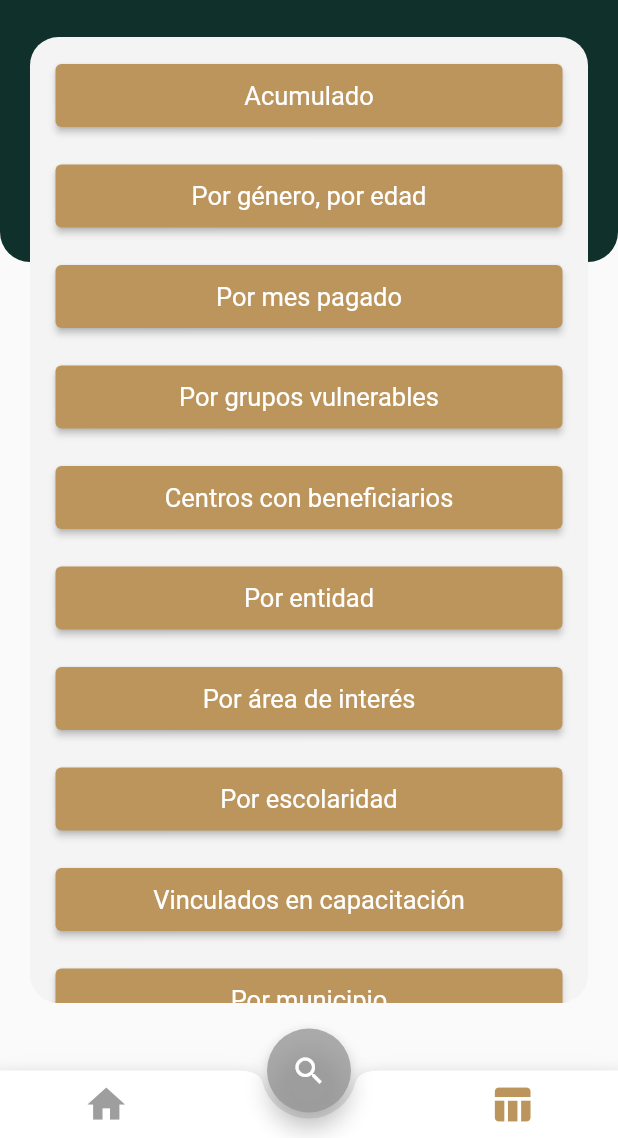
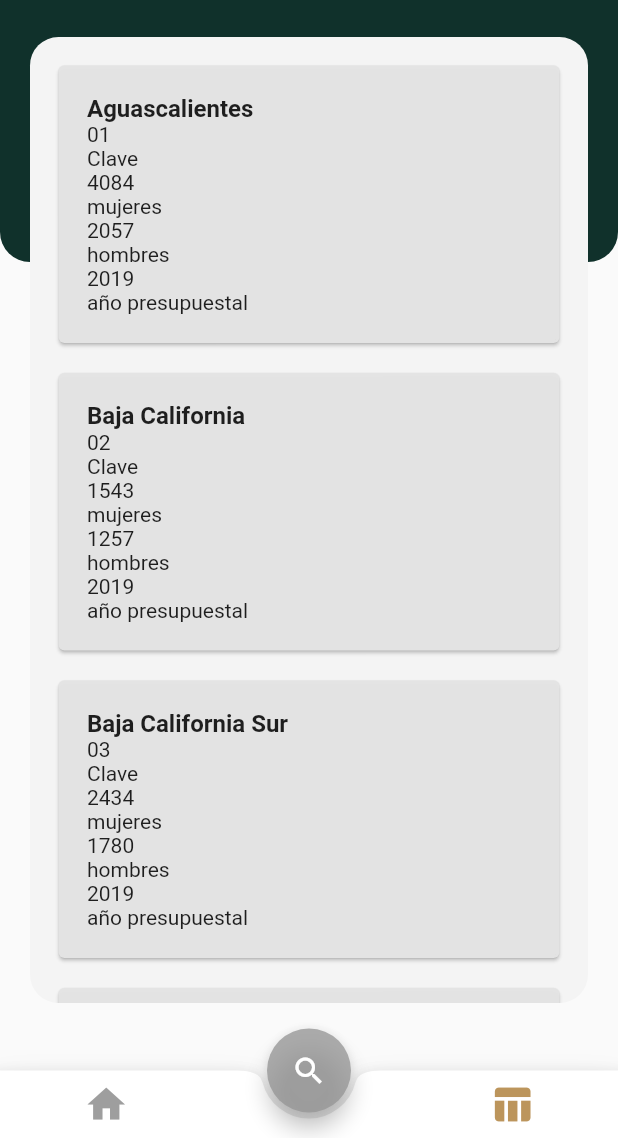
Before and after one commit to PerlaGCastillo/dashboardAppViews, a Flutter app: the screen it shows after launch, after a tap on the "table chart" icon, after a tap on "Acumulado", on a phone screen of 412 x 824 dp, the part 98-1236 px from its top. Run offline on Flutter 3.47's test engine with Material 2 defaults, Android fonts, the phone set to English and light mode, and no system bars; our stand-ins replace hive, hive_flutter; accounts and stored records are empty; project files that could hold a hidden picture were left out.

Commit message:
spaghetti code that display json data from btn reports

```diff
--- a/lib/Screens/displayData.dart
+++ b/lib/Screens/displayData.dart
@@ -19,71 +19,9 @@ class displayData extends StatefulWidget {
 }
 
 class _displayDataState extends State<displayData> {
-  final List<String> _itemsBtn = [
-    'Acumulado',
-    "Por género, por edad",
-    "Por mes pagado",
-    "Por grupos vulnerables",
-    "Centros con beneficiarios",
-    "Por entidad",
-    "Por área de interés",
-    "Por escolaridad",
-    "Vinculados en capacitación",
-    "Por municipio",
-    "Por sector"
-  ];
-
 List _records = [];
 
-//TODO check it up and check it off"
-// https://copyprogramming.com/howto/load-multiple-json-files-in-flutter
-// https://stackoverflow.com/questions/61228977/how-to-pass-multiple-data-fetched-from-json-to-next-screen-in-flutter
-// https://stackoverflow.com/questions/75250664/flutter-multiple-json-data-nested
-
-//one option is to place both calls within an asynchronous method and subsequently await it
- /*
-  Future<List<loadJson>> loadJsn(){
-   return get(_loadJson())
-       .then(response) => json.decode(response.body))
-       .then((parsed) => parsed.map(json) => )
- }*/
-
-
-//https://stackoverflow.com/questions/68929912/convert-map-to-json-string-flutter
-
-//wrap calles in an asynchonous method and await on that
-  Future<Map<String, dynamic>> loadJson() async{
-    final jsonA = await DefaultAssetBundle.of(context).loadString('assets/porGeneroAnioPresupuestal.json');
-    final jsonB = await DefaultAssetBundle.of(context).loadString('assets/porGeneroAnio.json');
-    final jsonC = await DefaultAssetBundle.of(context).loadString('assets/porGeneroAnioPresupuestal.json');
-    final jsonD = await DefaultAssetBundle.of(context).loadString('assets/porGeneroAnio.json');
-    final jsonE = await DefaultAssetBundle.of(context).loadString('assets/porGeneroAnioPresupuestal.json');
-    final jsonF = await DefaultAssetBundle.of(context).loadString('assets/porGeneroAnio.json');
-    final jsonG = await DefaultAssetBundle.of(context).loadString('assets/porGeneroAnioPresupuestal.json');
-    final jsonH = await DefaultAssetBundle.of(context).loadString('assets/porGeneroAnio.json');
-    final jsonI = await DefaultAssetBundle.of(context).loadString('assets/porGeneroAnioPresupuestal.json');
-    final jsonJ = await DefaultAssetBundle.of(context).loadString('assets/porGeneroAnio.json');
-    final jsonK = await DefaultAssetBundle.of(context).loadString('assets/porGeneroAnioPresupuestal.json');
-    //final jsonResult = json.decode(jsonA);
-    //for (var record in _records.entry) {
-    //print('${entry.key}: ${entry.value}'):}
-    return {
-      'fileA': jsonA,
-      'fileB': jsonB,
-      'fileC': jsonC,
-      'fileD': jsonD,
-      'fileE': jsonE,
-      'fileF': jsonF,
-      'fileG': jsonG,
-      'fileH': jsonH,
-      'fileI': jsonI,
-      'fileJ': jsonJ,
-      'fileK': jsonK,
-    };
-  }
-
-
-Future<void> readJson() async {
+Future<void> acumuladoJson() async {
     final String response = await rootBundle.loadString('assets/porGeneroAnioPresupuestal.json');
     final data = await json.decode(response);
     setState(() {
@@ -91,6 +29,99 @@ Future<void> readJson() async {
       print('registros ${_records.length}');
     });
   }
+
+
+  Future<void> generoJson() async {
+    final String response = await rootBundle.loadString('assets/porGeneroAnio.json');
+    final data = await json.decode(response);
+    setState(() {
+      _records = data["records"];
+      print('registros ${_records.length}');
+    });
+  }
+
+  Future<void> mespagadoJson() async {
+    final String response = await rootBundle.loadString('assets/porGeneroAnioPresupuestal.json');
+    final data = await json.decode(response);
+    setState(() {
+      _records = data["records"];
+      print('registros ${_records.length}');
+    });
+  }
+
+
+  Future<void> gposvulneraJson() async {
+    final String response = await rootBundle.loadString('assets/porGeneroAnio.json');
+    final data = await json.decode(response);
+    setState(() {
+      _records = data["records"];
+      print('registros ${_records.length}');
+    });
+  }
+
+  Future<void> centrosbenefJson() async {
+    final String response = await rootBundle.loadString('assets/porGeneroAnioPresupuestal.json');
+    final data = await json.decode(response);
+    setState(() {
+      _records = data["records"];
+      print('registros ${_records.length}');
+    });
+  }
+
+  Future<void> entidadJson() async {
+    final String response = await rootBundle.loadString('assets/porGeneroAnio.json');
+    final data = await json.decode(response);
+    setState(() {
+      _records = data["records"];
+      print('registros ${_records.length}');
+    });
+  }
+
+  Future<void> areainteresJson() async {
+    final String response = await rootBundle.loadString('assets/porGeneroAnioPresupuestal.json');
+    final data = await json.decode(response);
+    setState(() {
+      _records = data["records"];
+      print('registros ${_records.length}');
+    });
+  }
+
+  Future<void> escolaridadJson() async {
+    final String response = await rootBundle.loadString(
+        'assets/porGeneroAnioPresupuestal.json');
+    final data = await json.decode(response);
+    setState(() {
+      _records = data["records"];
+      print('registros ${_records.length}');
+    });
+  }
+
+    Future<void> vcapacitacionJson() async {
+    final String response = await rootBundle.loadString('assets/porGeneroAnio.json');
+    final data = await json.decode(response);
+    setState(() {
+      _records = data["records"];
+      print('registros ${_records.length}');
+    });
+  }
+
+  Future<void> municipioJson() async {
+    final String response = await rootBundle.loadString('assets/porGeneroAnio.json');
+    final data = await json.decode(response);
+    setState(() {
+      _records = data["records"];
+      print('registros ${_records.length}');
+    });
+  }
+
+    Future<void> sectorJson() async {
+      final String response = await rootBundle.loadString('assets/porGeneroAnio.json');
+      final data = await json.decode(response);
+      setState(() {
+        _records = data["records"];
+        print('registros ${_records.length}');
+      });
+    }
 
 
   @override
@@ -138,8 +169,6 @@ Future<void> readJson() async {
                     child: Column(
                       crossAxisAlignment:CrossAxisAlignment.start,
                       children: <Widget>[
-                        //Records.map<Widget>((index)=> Column [
-                        //Text((_records[index]['estado'] != null) ? _records['estado'] : 'estado',
                         Text((_records[index]['estado']),
                           style: TextStyle(fontSize: 16,
                             fontWeight: FontWeight.bold,
@@ -157,14 +186,12 @@ Future<void> readJson() async {
                     ),
                   ),
                 );
-
               },
             ),
           )
       : Expanded( child: ListView.builder(
-            itemCount: _itemsBtn.length,
+            //itemCount:10,
             itemBuilder: (context, index) {
-              final item = _itemsBtn[index];
               return ListTile(
                 contentPadding: EdgeInsets.only(top: 11, left: 17, right: 17,),
                 title: Column(
@@ -178,16 +205,143 @@ Future<void> readJson() async {
                         minimumSize: Size.fromHeight(42),
                         backgroundColor: Color(0xFFBC955C),
                       ),
-                      child: Text('${item}',
+                      child: Text('Acumulado',
                         style: TextStyle(
                           fontWeight: FontWeight.w400,
                           fontSize: 17,),
                       ),
                       onPressed: () {
-                        //readJson();
-                        loadJson();
-                        },
-                    )
+                        acumuladoJson();
+                     },
+                    ),
+                    ElevatedButton(
+                      style: ElevatedButton.styleFrom(
+                        //fixedSize: const Size(390, 37),
+                        minimumSize: Size.fromHeight(42),
+                        backgroundColor: Color(0xFFBC955C),
+                      ),
+                      child: Text('Por género, por edad',
+                        style: TextStyle(
+                          fontWeight: FontWeight.w400,
+                          fontSize: 17,),
+                      ),
+                      onPressed: () {
+                       generoJson();
+                      },
+                    ),
+                    ElevatedButton(
+                      style: ElevatedButton.styleFrom(
+                        //fixedSize: const Size(390, 37),
+                        minimumSize: Size.fromHeight(42),
+                        backgroundColor: Color(0xFFBC955C),
+                      ),
+                      child: Text('Por mes pagado',
+                        style: TextStyle(
+                          fontWeight: FontWeight.w400,
+                          fontSize: 17,),
+                      ),
+                      onPressed: () {
+                        mespagadoJson();
+                      },
+                    ),
+                    ElevatedButton(
+                      style: ElevatedButton.styleFrom(
+                        minimumSize: Size.fromHeight(42),
+                        backgroundColor: Color(0xFFBC955C),
+                      ),
+                      child: Text('Por grupos vulnerables',
+                        style: TextStyle(
+                          fontWeight: FontWeight.w400,
+                          fontSize: 17,),
+                      ),
+                      onPressed: () {
+                       gposvulneraJson();
+                      },
+                    ),
+                    ElevatedButton(
+                      style: ElevatedButton.styleFrom(
+                        minimumSize: Size.fromHeight(42),
+                        backgroundColor: Color(0xFFBC955C),
+                      ),
+                      child: Text('Centros con beneficiarios',
+                        style: TextStyle(
+                          fontWeight: FontWeight.w400,
+                          fontSize: 17,),
+                      ),
+                      onPressed: () {
+                       centrosbenefJson();
+                      },
+                    ),
+                    ElevatedButton(
+                      style: ElevatedButton.styleFrom(
+                        minimumSize: Size.fromHeight(42),
+                        backgroundColor: Color(0xFFBC955C),
+                      ),
+                      child: Text('Por entidad',
+                        style: TextStyle(
+                          fontWeight: FontWeight.w400,
+                          fontSize: 17,),
+                      ),
+                      onPressed: () {
+                      entidadJson();
+                      },
+                    ),
+                    ElevatedButton(
+                      style: ElevatedButton.styleFrom(
+                        minimumSize: Size.fromHeight(42),
+                        backgroundColor: Color(0xFFBC955C),
+                      ),
+                      child: Text('Por áreas de interés',
+                        style: TextStyle(
+                          fontWeight: FontWeight.w400,
+                          fontSize: 17,),
+                      ),
+                      onPressed: () {
+                       areainteresJson();
+                      },
+                    ),
+                    ElevatedButton(
+                      style: ElevatedButton.styleFrom(
+                        minimumSize: Size.fromHeight(42),
+                        backgroundColor: Color(0xFFBC955C),
+                      ),
+                      child: Text('Vinculados en capacitación',
+                        style: TextStyle(
+                          fontWeight: FontWeight.w400,
+                          fontSize: 17,),
+                      ),
+                      onPressed: () {
+                       vcapacitacionJson();
+                      },
+                    ),
+                    ElevatedButton(
+                      style: ElevatedButton.styleFrom(
+                        minimumSize: Size.fromHeight(42),
+                        backgroundColor: Color(0xFFBC955C),
+                      ),
+                      child: Text('Por municipio',
+                        style: TextStyle(
+                          fontWeight: FontWeight.w400,
+                          fontSize: 17,),
+                      ),
+                      onPressed: () {
+                       municipioJson();
+                      },
+                    ),
+                    ElevatedButton(
+                      style: ElevatedButton.styleFrom(
+                        minimumSize: Size.fromHeight(42),
+                        backgroundColor: Color(0xFFBC955C),
+                      ),
+                      child: Text('Por sector',
+                        style: TextStyle(
+                          fontWeight: FontWeight.w400,
+                          fontSize: 17,),
+                      ),
+                      onPressed: () {
+                       sectorJson();
+                      },
+                    ),
                   ],
                 ),
               );
```
